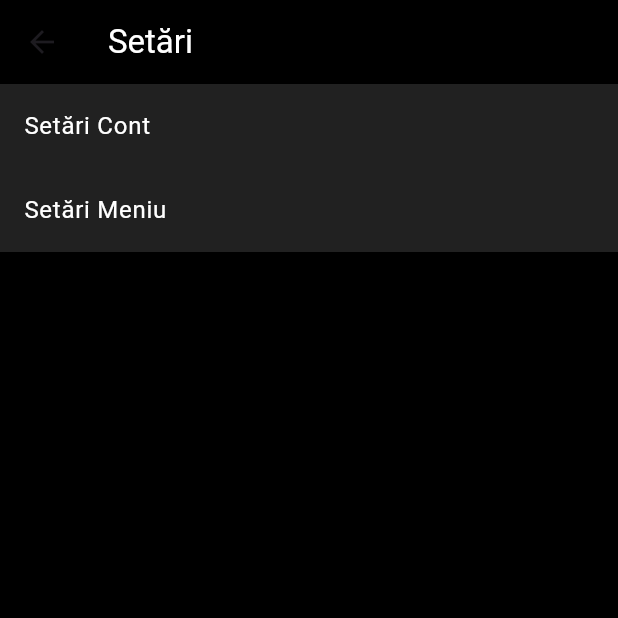
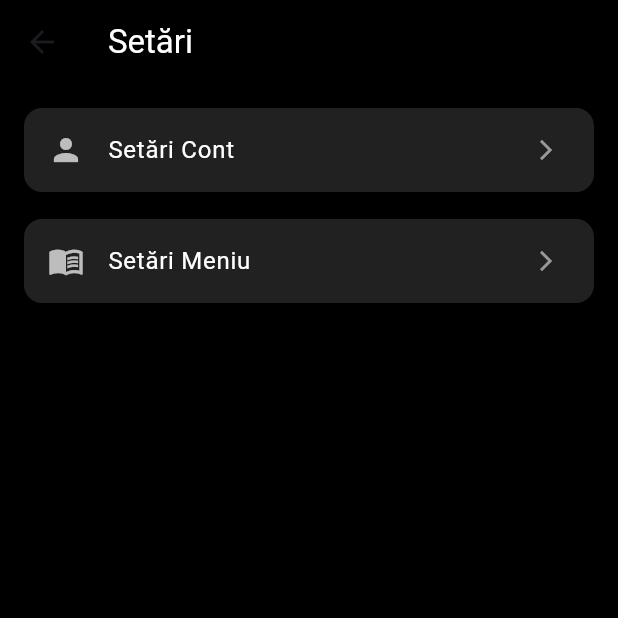
Before and after one commit to DanielVlaicu/smart_menu, a Flutter app: the SettingsScreen screen opened by its route, on a phone screen of 412 x 824 dp, the top half of it. Run offline on Flutter 3.47's test engine with Material 3 defaults, Android fonts, the phone set to English and light mode, and no system bars; our stand-ins replace file_picker, firebase_auth, firebase_core, fl_chart, permission_handler, photo_view and 1 more; accounts and stored records are empty.

Commit message:
part of settings menu screns

```diff
--- a/lib/main.dart
+++ b/lib/main.dart
@@ -1,6 +1,8 @@
 import 'package:firebase_core/firebase_core.dart';
 import 'package:firebase_auth/firebase_auth.dart';
 import 'package:flutter/material.dart';
+import 'package:smart_menu/screens/manager/account_settings_screen.dart';
+import 'package:smart_menu/screens/manager/menu_settings_screen.dart';
 import 'screens/auth/login_screen.dart';
 import 'screens/auth/register_screen.dart';
 import 'screens/manager/dashboard_screen.dart';
@@ -37,6 +39,8 @@ class RestaurantMenuApp extends StatelessWidget {
         '/edit_item': (context) => EditItemScreen(),
         '/analytics': (context) => AnalyticsScreen(),
         '/settings': (context) => SettingsScreen(),
+        '/account_settings': (context) => const AccountSettingsScreen(),
+        '/menu_settings': (context) => const MenuSettingsScreen(),
         '/menu': (context) => const ClientMenuScreen(),
         '/qr': (context) => QRGeneratorScreen(),
       },
--- a/lib/screens/manager/settings_screen.dart
+++ b/lib/screens/manager/settings_screen.dart
@@ -12,17 +12,29 @@ class SettingsScreen extends StatelessWidget {
       ),
       backgroundColor: Colors.black,
       body: ListView(
+        padding: const EdgeInsets.all(12),
         children: [
-          ListTile(
-            title: const Text('Setări Cont', style: TextStyle(color: Colors.white)),
-            tileColor: Colors.grey[900],
-            onTap: () => Navigator.pushNamed(context, '/account_settings'),
+          Card(
+            color: Colors.grey[900],
+            shape: RoundedRectangleBorder(borderRadius: BorderRadius.circular(12)),
+            child: ListTile(
+              leading: const Icon(Icons.person, color: Colors.white70),
+              title: const Text('Setări Cont', style: TextStyle(color: Colors.white)),
+              trailing: const Icon(Icons.arrow_forward_ios, size: 16, color: Colors.white54),
+              onTap: () => Navigator.pushNamed(context, '/account_settings'),
+            ),
           ),
-          ListTile(
-            title: const Text('Setări Meniu', style: TextStyle(color: Colors.white)),
-            tileColor: Colors.grey[900],
-            onTap: () => Navigator.pushNamed(context, '/menu_settings'),
-          )
+          const SizedBox(height: 10),
+          Card(
+            color: Colors.grey[900],
+            shape: RoundedRectangleBorder(borderRadius: BorderRadius.circular(12)),
+            child: ListTile(
+              leading: const Icon(Icons.menu_book, color: Colors.white70),
+              title: const Text('Setări Meniu', style: TextStyle(color: Colors.white)),
+              trailing: const Icon(Icons.arrow_forward_ios, size: 16, color: Colors.white54),
+              onTap: () => Navigator.pushNamed(context, '/menu_settings'),
+            ),
+          ),
         ],
       ),
     );
```
Also changed, not shown: lib/screens/manager/account_settings_screen.dart (+31 -6 lines), lib/screens/manager/analytics_screen.dart (+21 -22 lines), lib/screens/manager/menu_settings_screen.dart (+31 -8 lines).
